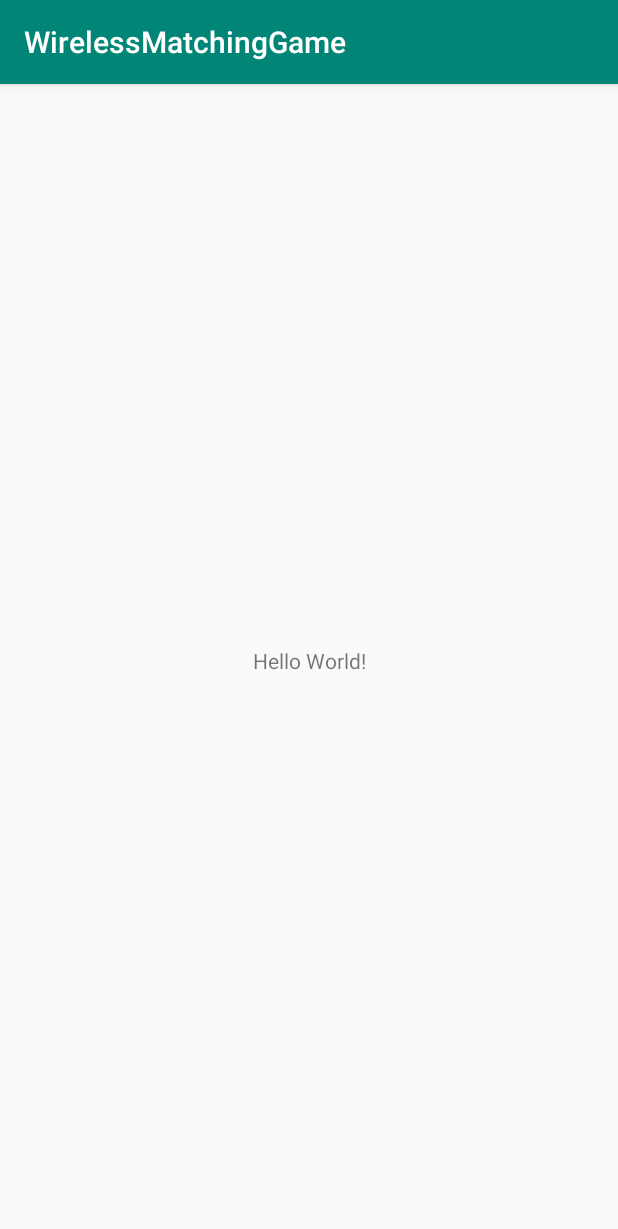
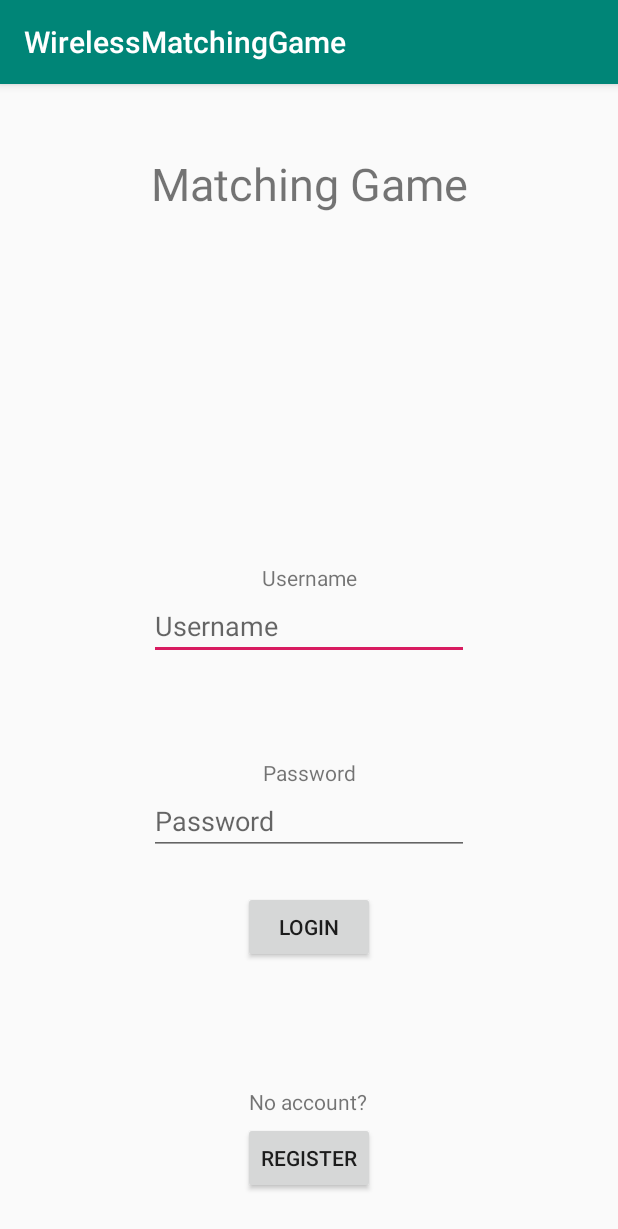
Before and after one commit to VectorXz/WirelessMatchingGame, an Android app: the screen it shows after launch (MainActivity), on a phone screen of 412 x 824 dp. Shown: the top 1229 px of the screen. Run offline under Robolectric (Android 15) with nearby library versions, the phone set to English and light mode, and no system bars.

Commit message:
update regis page & link 2 pages

```diff
--- a/app/src/main/AndroidManifest.xml
+++ b/app/src/main/AndroidManifest.xml
@@ -9,6 +9,7 @@
         android:roundIcon="@mipmap/ic_launcher_round"
         android:supportsRtl="true"
         android:theme="@style/AppTheme">
+        <activity android:name=".CreateAccount"></activity>
         <activity android:name=".MainActivity">
             <intent-filter>
                 <action android:name="android.intent.action.MAIN" />
--- a/app/src/main/res/layout/activity_main.xml
+++ b/app/src/main/res/layout/activity_main.xml
@@ -4,15 +4,97 @@
     xmlns:tools="http://schemas.android.com/tools"
     android:layout_width="match_parent"
     android:layout_height="match_parent"
-    tools:context=".MainActivity">
+    tools:context=".MainActivity"
+    tools:layout_editor_absoluteX="1dp"
+    tools:layout_editor_absoluteY="-65dp">
+
+    <EditText
+        android:id="@+id/usernameField"
+        android:layout_width="wrap_content"
+        android:layout_height="wrap_content"
+        android:layout_marginBottom="65dp"
+        android:autofillHints=""
+        android:ems="10"
+        android:hint="@string/usernameTxt"
+        android:inputType="textPersonName"
+        app:layout_constraintBottom_toTopOf="@+id/textView2"
+        app:layout_constraintEnd_toEndOf="parent"
+        app:layout_constraintStart_toStartOf="parent" />
+
+    <EditText
+        android:id="@+id/passwordField"
+        android:layout_width="wrap_content"
+        android:layout_height="wrap_content"
+        android:layout_marginBottom="254dp"
+        android:ems="10"
+        android:hint="@string/passwordTxt"
+        android:inputType="textPassword"
+        app:layout_constraintBottom_toBottomOf="parent"
+        app:layout_constraintEnd_toEndOf="parent"
+        app:layout_constraintStart_toStartOf="parent" />
 
     <TextView
+        android:id="@+id/textView"
         android:layout_width="wrap_content"
         android:layout_height="wrap_content"
-        android:text="Hello World!"
+        android:text="@string/usernameTxt"
+        app:layout_constraintBottom_toTopOf="@+id/usernameField"
+        app:layout_constraintEnd_toEndOf="@id/usernameField"
+        app:layout_constraintStart_toStartOf="@id/usernameField"
+        tools:text="@string/usernameTxt" />
+
+    <TextView
+        android:id="@+id/textView2"
+        android:layout_width="wrap_content"
+        android:layout_height="wrap_content"
+        android:text="@string/passwordTxt"
+        app:layout_constraintBottom_toTopOf="@+id/passwordField"
+        app:layout_constraintEnd_toEndOf="@+id/passwordField"
+        app:layout_constraintStart_toStartOf="@+id/passwordField"
+        tools:text="@string/passwordTxt" />
+
+    <Button
+        android:id="@+id/loginBtn"
+        android:layout_width="wrap_content"
+        android:layout_height="wrap_content"
+        android:layout_marginTop="24dp"
+        android:text="@string/loginTxt"
+        app:layout_constraintEnd_toEndOf="parent"
+        app:layout_constraintStart_toStartOf="parent"
+        app:layout_constraintTop_toBottomOf="@+id/passwordField"
+        tools:text="@string/loginTxt" />
+
+    <Button
+        android:id="@+id/regisBtn"
+        android:layout_width="wrap_content"
+        android:layout_height="wrap_content"
+        android:layout_marginBottom="28dp"
+        android:text="@string/registerTxt"
         app:layout_constraintBottom_toBottomOf="parent"
-        app:layout_constraintLeft_toLeftOf="parent"
-        app:layout_constraintRight_toRightOf="parent"
+        app:layout_constraintEnd_toEndOf="parent"
+        app:layout_constraintStart_toStartOf="parent"
+        tools:text="@string/registerTxt" />
+
+    <TextView
+        android:id="@+id/textView3"
+        android:layout_width="wrap_content"
+        android:layout_height="wrap_content"
+        android:layout_marginStart="4dp"
+        android:layout_marginBottom="4dp"
+        android:text="@string/noaccTxt"
+        app:layout_constraintBottom_toTopOf="@+id/regisBtn"
+        app:layout_constraintStart_toStartOf="@+id/regisBtn"
+        tools:text="@string/noaccTxt" />
+
+    <TextView
+        android:id="@+id/textView4"
+        android:layout_width="wrap_content"
+        android:layout_height="wrap_content"
+        android:layout_marginTop="46dp"
+        android:text="Matching Game"
+        android:textSize="30sp"
+        app:layout_constraintEnd_toEndOf="parent"
+        app:layout_constraintStart_toStartOf="parent"
         app:layout_constraintTop_toTopOf="parent" />
 
 </androidx.constraintlayout.widget.ConstraintLayout>
--- a/app/src/main/res/values/strings.xml
+++ b/app/src/main/res/values/strings.xml
@@ -1,3 +1,8 @@
 <resources>
     <string name="app_name">WirelessMatchingGame</string>
+    <string name="usernameTxt">Username</string>
+    <string name="passwordTxt">Password</string>
+    <string name="loginTxt">Login</string>
+    <string name="registerTxt">Register</string>
+    <string name="noaccTxt">No account?</string>
 </resources>
```
Also changed, not shown: app/src/main/java/com/example/wirelessmatchinggame/CreateAccount.kt (added, +22 -0 lines), app/src/main/java/com/example/wirelessmatchinggame/MainActivity.kt (+39 -0 lines), app/src/main/res/layout/activity_create_account.xml (added, +20 -0 lines), app/src/main/res/drawable/back.png (added).
